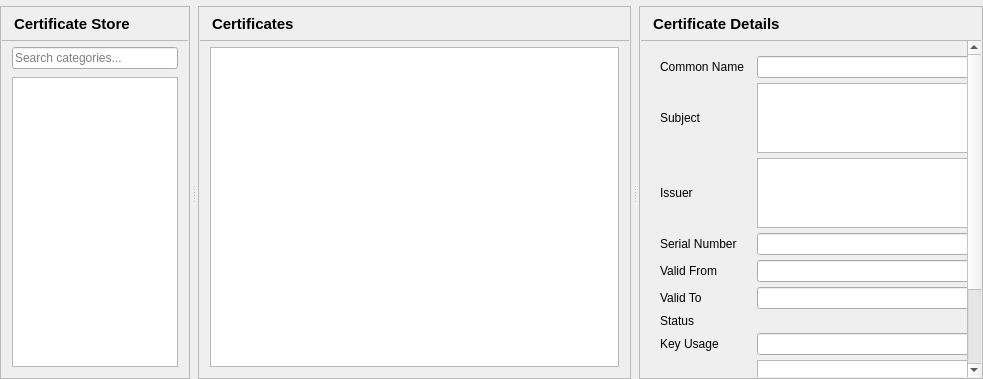
First picture: the form in src/ui/pages/certificatespage.ui, repository sanny32/OpenUaSim, before the edit.
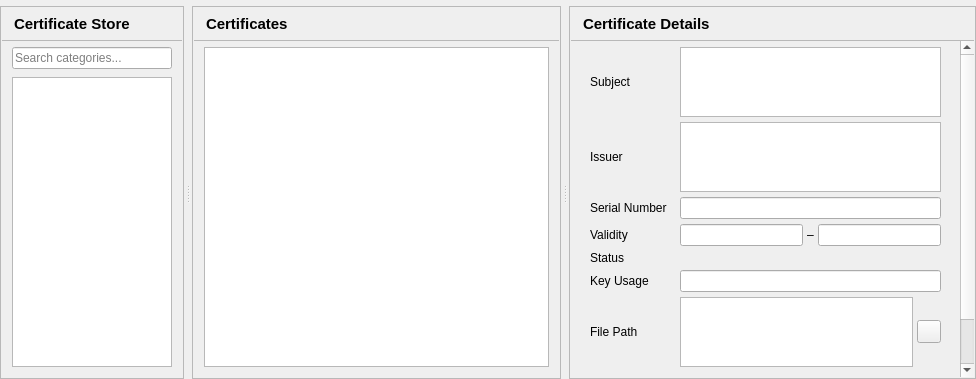
Second picture: the form after the edit. Custom widgets are drawn as their Qt base class.

Commit message:
Fit the certificate details panel into the default window
Size the subject, issuer and file path editors to their text, merge the validity dates into one row, drop the common name row duplicated by the subject, widen the panel and keep the splitter from squeezing it below its content width.

```diff
--- a/src/ui/pages/certificatespage.ui
+++ b/src/ui/pages/certificatespage.ui
@@ -173,7 +173,7 @@
       </property>
       <property name="sizePolicy">
        <sizepolicy hsizetype="Preferred" vsizetype="Preferred">
-        <horstretch>80</horstretch>
+        <horstretch>70</horstretch>
         <verstretch>0</verstretch>
        </sizepolicy>
       </property>
@@ -313,7 +313,7 @@
       </property>
       <property name="sizePolicy">
        <sizepolicy hsizetype="Preferred" vsizetype="Preferred">
-        <horstretch>42</horstretch>
+        <horstretch>52</horstretch>
         <verstretch>0</verstretch>
        </sizepolicy>
       </property>
@@ -424,6 +424,12 @@
            <item>
             <widget class="QWidget" name="detailsHost">
              <layout class="QGridLayout" name="detailsForm" columnstretch="0,1">
+              <property name="topMargin">
+               <number>0</number>
+              </property>
+              <property name="bottomMargin">
+               <number>0</number>
+              </property>
               <property name="horizontalSpacing">
                <number>13</number>
               </property>
@@ -431,33 +437,22 @@
                <number>5</number>
               </property>
               <item row="0" column="0">
-               <widget class="QLabel" name="commonNameLabel">
-                <property name="text">
-                 <string>Common Name</string>
-                </property>
-               </widget>
-              </item>
-              <item row="0" column="1">
-               <widget class="QLineEdit" name="commonNameEdit">
-                <property name="readOnly">
-                 <bool>true</bool>
-                </property>
-               </widget>
-              </item>
-              <item row="1" column="0">
                <widget class="QLabel" name="subjectLabel">
                 <property name="text">
                  <string>Subject</string>
                 </property>
                </widget>
               </item>
-              <item row="1" column="1">
+              <item row="0" column="1">
                <widget class="QPlainTextEdit" name="subjectEdit">
-                <property name="maximumSize">
-                 <size>
-                  <width>16777215</width>
-                  <height>70</height>
-                 </size>
+                <property name="lineWrapMode">
+                 <enum>QPlainTextEdit::NoWrap</enum>
+                </property>
+                <property name="verticalScrollBarPolicy">
+                 <enum>Qt::ScrollBarAlwaysOff</enum>
+                </property>
+                <property name="horizontalScrollBarPolicy">
+                 <enum>Qt::ScrollBarAlwaysOff</enum>
                 </property>
                 <property name="tabChangesFocus">
                  <bool>true</bool>
@@ -467,20 +462,23 @@
                 </property>
                </widget>
               </item>
-              <item row="2" column="0">
+              <item row="1" column="0">
                <widget class="QLabel" name="issuerLabel">
                 <property name="text">
                  <string>Issuer</string>
                 </property>
                </widget>
               </item>
-              <item row="2" column="1">
+              <item row="1" column="1">
                <widget class="QPlainTextEdit" name="issuerEdit">
-                <property name="maximumSize">
-                 <size>
-                  <width>16777215</width>
-                  <height>70</height>
-                 </size>
+                <property name="lineWrapMode">
+                 <enum>QPlainTextEdit::NoWrap</enum>
+                </property>
+                <property name="verticalScrollBarPolicy">
+                 <enum>Qt::ScrollBarAlwaysOff</enum>
+                </property>
+                <property name="horizontalScrollBarPolicy">
+                 <enum>Qt::ScrollBarAlwaysOff</enum>
                 </property>
                 <property name="tabChangesFocus">
                  <bool>true</bool>
@@ -490,92 +488,99 @@
                 </property>
                </widget>
               </item>
-              <item row="3" column="0">
+              <item row="2" column="0">
                <widget class="QLabel" name="serialNumberLabel">
                 <property name="text">
                  <string>Serial Number</string>
                 </property>
                </widget>
               </item>
-              <item row="3" column="1">
+              <item row="2" column="1">
                <widget class="QLineEdit" name="serialNumberEdit">
                 <property name="readOnly">
                  <bool>true</bool>
                 </property>
                </widget>
               </item>
-              <item row="4" column="0">
-               <widget class="QLabel" name="validFromLabel">
+              <item row="3" column="0">
+               <widget class="QLabel" name="validityLabel">
                 <property name="text">
-                 <string>Valid From</string>
+                 <string>Validity</string>
                 </property>
                </widget>
               </item>
-              <item row="4" column="1">
+              <item row="3" column="1">
+               <layout class="QHBoxLayout" name="validityLayout">
+                <property name="spacing">
+                 <number>4</number>
+                </property>
+                <item>
                <widget class="QLineEdit" name="validFromEdit">
                 <property name="readOnly">
                  <bool>true</bool>
                 </property>
                </widget>
               </item>
-              <item row="5" column="0">
-               <widget class="QLabel" name="validToLabel">
+                <item>
+                 <widget class="QLabel" name="validitySeparatorLabel">
                 <property name="text">
-                 <string>Valid To</string>
+                   <string notr="true">–</string>
                 </property>
                </widget>
               </item>
-              <item row="5" column="1">
+                <item>
                <widget class="QLineEdit" name="validToEdit">
                 <property name="readOnly">
                  <bool>true</bool>
                 </property>
                </widget>
               </item>
-              <item row="6" column="0">
+               </layout>
+              </item>
+              <item row="4" column="0">
                <widget class="QLabel" name="statusLabel">
                 <property name="text">
                  <string>Status</string>
                 </property>
                </widget>
               </item>
-              <item row="6" column="1">
+              <item row="4" column="1">
                <widget class="StatusIndicator" name="statusIndicator" native="true">
 </widget>
               </item>
-              <item row="7" column="0">
+              <item row="5" column="0">
                <widget class="QLabel" name="keyUsageLabel">
                 <property name="text">
                  <string>Key Usage</string>
                 </property>
                </widget>
               </item>
-              <item row="7" column="1">
+              <item row="5" column="1">
                <widget class="QLineEdit" name="keyUsageEdit">
                 <property name="readOnly">
                  <bool>true</bool>
                 </property>
                </widget>
               </item>
-              <item row="8" column="0">
+              <item row="6" column="0">
                <widget class="QLabel" name="filePathLabel">
                 <property name="text">
                  <string>File Path</string>
                 </property>
                </widget>
               </item>
-              <item row="8" column="1">
+              <item row="6" column="1">
                <layout class="QHBoxLayout" name="filePathLayout">
                 <property name="spacing">
                  <number>4</number>
                 </property>
                 <item>
                  <widget class="QPlainTextEdit" name="filePathEdit">
-                  <property name="maximumSize">
-                   <size>
-                    <width>16777215</width>
-                    <height>48</height>
-                   </size>
+                  <property name="verticalScrollBarPolicy">
+                   <enum>Qt::ScrollBarAlwaysOff</enum>
+                  </property>
+                  <property name="horizontalScrollBarPolicy">
+                   <enum>Qt::ScrollBarAlwaysOff</enum>
                   </property>
                   <property name="tabChangesFocus">
                    <bool>true</bool>
```
Left out of the diff: 6 changed lines with no effect on the pictures. Lines whose indentation alone changed are shown as unchanged. The commit also changes 2 other files.
